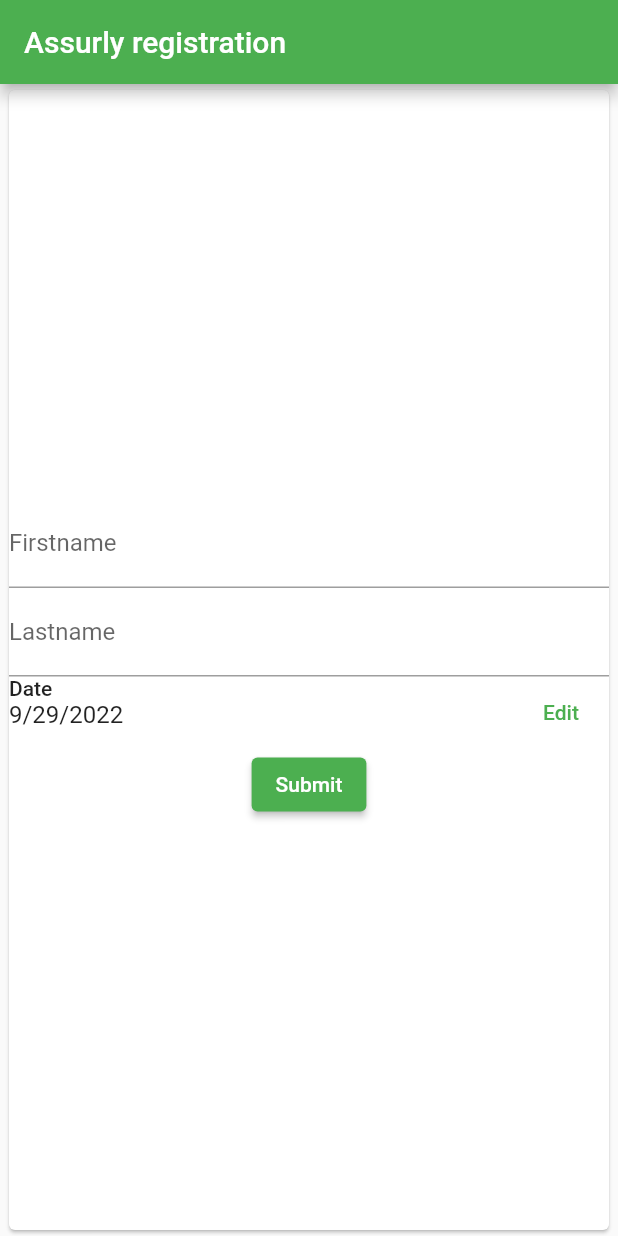
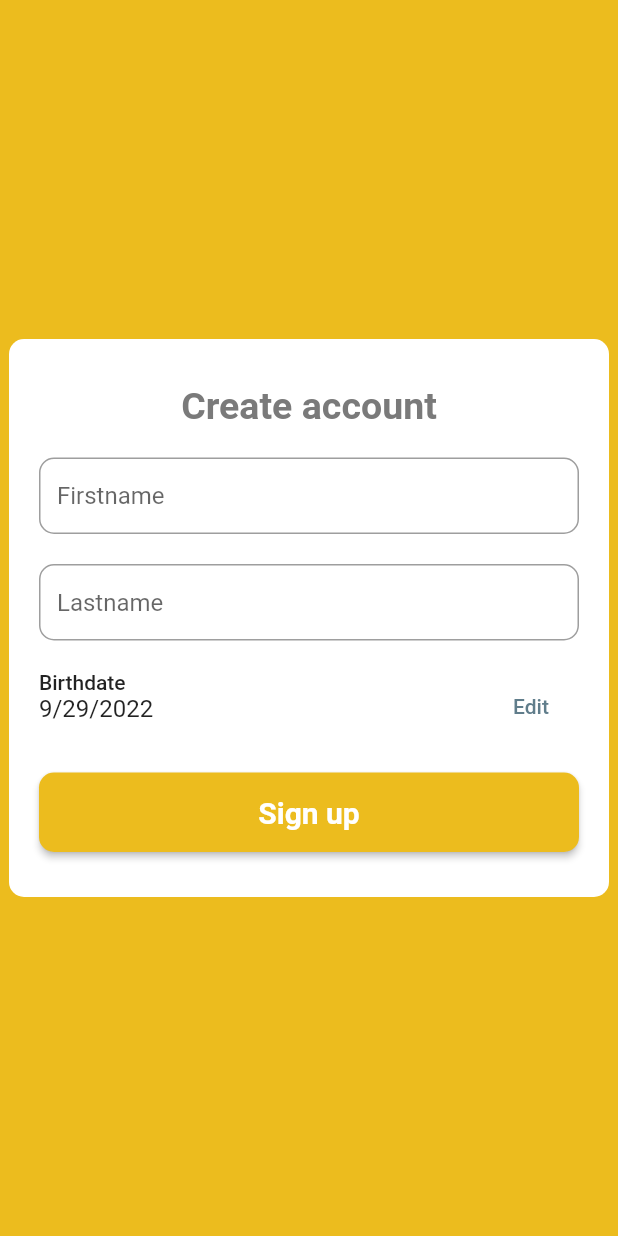
Before and after one commit to yellodot/flutter-nodejs-user-registration, a Flutter app: the screen it shows after launch, on a phone screen of 412 x 824 dp. Run offline on Flutter 3.47's test engine with Material 2 defaults, Android fonts, the light colour scheme and no system bars.

Commit message:
feat: create user with registration form

```diff
--- a/lib/main.dart
+++ b/lib/main.dart
@@ -12,7 +12,7 @@
   Widget build(BuildContext context) {
     return MaterialApp(
       theme: ThemeData(
-        primarySwatch: Colors.green,
+        primarySwatch: Colors.blueGrey,
       ),
       initialRoute: '/',
       routes: {
--- a/lib/register_user_model.dart
+++ b/lib/models/register_user_model.dart
@@ -1,15 +1,16 @@
 import 'dart:convert';
+import 'package:flutter/src/widgets/editable_text.dart';
 
-List<RegisterUserModel> RegisterUserModelFromJson(String str) => List<RegisterUserModel>.from(json.decode(str).map((x) => RegisterUserModel.fromJson(x)));
+RegisterUserModel RegisterUserModelFromJson(String str) => RegisterUserModel.fromJson(json.decode(str));
 
-String RegisterUserModelToJson(List<RegisterUserModel> data) => json.encode(List<dynamic>.from(data.map((x) => x.toJson())));
+String RegisterUserModelToJson(RegisterUserModel data) => json.encode(data.toJson());
 
 class RegisterUserModel {
   String? firstname;
   String? lastname;
   String? birthdate;
 
-  RegisterUserModel({this.firstname, this.lastname, this.birthdate});
+  RegisterUserModel(TextEditingController firstNameController, TextEditingController lastNameController, TextEditingController birtDateController, {this.firstname, this.lastname, this.birthdate});
 
   RegisterUserModel.fromJson(Map<String, dynamic> json) {
     firstname = json['firstname'];
--- a/lib/src/signup_page.dart
+++ b/lib/src/signup_page.dart
@@ -1,5 +1,7 @@
 import 'package:flutter/material.dart';
 import 'package:intl/intl.dart' as intl;
+import 'package:usecase_assurly/api_service.dart';
+import 'package:usecase_assurly/models/register_user_model.dart';
 
 class RegisterForm extends StatefulWidget {
   const RegisterForm({super.key});
@@ -19,25 +21,45 @@
   @override
   Widget build(BuildContext context) {
     return Scaffold(
-        appBar: AppBar(
-          title: const Text('Assurly registration'),
+      backgroundColor: Color.fromARGB(255, 236, 188, 30),
+      body: Form(
+        key: _formKey,
+        child: SizedBox(
+          width: double.infinity,
+          height: double.infinity,
+          child: Align(
+            alignment: Alignment.center,
+            child: Container(
+              width: 400,
+              padding: const EdgeInsets.symmetric(horizontal: 20, vertical: 30),
+              decoration: BoxDecoration(
+                color: Colors.white,
+                borderRadius: BorderRadius.circular(10),
               ),
-        body: Center(
-          child: Form(
-              key: _formKey,
-              child: Align(
-                  alignment: Alignment.topCenter,
-                  child: Card(
-                    child: ConstrainedBox(
-                      constraints: const BoxConstraints(maxWidth: 400),
+              child: SingleChildScrollView(
                 child: Column(
-                        mainAxisAlignment: MainAxisAlignment.center,
-                        crossAxisAlignment: CrossAxisAlignment.center,
-                        children: [
+                  crossAxisAlignment: CrossAxisAlignment.start,
+                  children: <Widget>[
+                    const Center(
+                      child: Text(
+                        "Create account",
+                        style: TextStyle(
+                          fontSize: 25,
+                          fontWeight: FontWeight.bold,
+                          color: Color.fromARGB(255, 122, 122, 122),
+                        ),
+                      ),
+                    ),
+                    const SizedBox(height: 20),
                     TextFormField(
+                        keyboardType: TextInputType.emailAddress,
                         controller: firstNameController,
-                            decoration: const InputDecoration(
-                              label: Text('Firstname'),
+                        decoration: InputDecoration(
+                          hintText: "Firstname",
+                          isDense: true,
+                          border: OutlineInputBorder(
+                            borderRadius: BorderRadius.circular(10),
+                          ),
                         ),
                         onChanged: (value) {
                           setState(() => firstName = value);
@@ -47,65 +69,182 @@
                             return 'Please enter your firstname';
                           }
                           return null;
-                            },
-                            onSaved: (value) =>
-                                setState(() => firstName = value!),
+                        }),
+                    const SizedBox(height: 20),
+                    TextFormField(
+                        keyboardType: TextInputType.emailAddress,
+                        controller: lastNameController,
+                        decoration: InputDecoration(
+                          hintText: "Lastname",
+                          isDense: true,
+                          border: OutlineInputBorder(
+                            borderRadius: BorderRadius.circular(10),
                           ),
-                          TextFormField(
-                            controller: lastNameController,
-                            decoration: const InputDecoration(
-                              label: Text("Lastname"),
                         ),
                         onChanged: (value) {
                           setState(() => lastName = value);
                         },
                         validator: (value) {
                           if (value!.isEmpty) {
-                                return 'Please enter your last name';
+                            return 'Please enter your lastname';
                           }
                           return null;
-                            },
-                            onSaved: (value) =>
-                                setState(() => lastName = value!),
-                          ),
+                        }),
+                    const SizedBox(height: 20),
                     _FormDatePicker(
                         birthDate: birthDate,
                         onChanged: (value) {
                           setState(() => birthDate = value);
+                        }),
+                    const SizedBox(height: 20),
+                    Row(
+                      mainAxisAlignment: MainAxisAlignment.center,
+                      children: [
+                        Expanded(
+                          child: ElevatedButton(
+                            onPressed: () {
+                              if (_formKey.currentState!.validate()) {
+                                showDialog(
+                                  context: context,
+                                  builder: (context) {
+                                    return AlertDialog(
+                                      content: Text(
+                                          'User ${firstNameController.text} ${lastNameController.text} created successfully !'),
+                                    );
                                   },
-                            onSaved: (value) =>
-                                setState(() => birthDate = value!),
+                                );
+                                setState(() {
+                                  final user = RegisterUserModel(
+                                      firstNameController,
+                                      lastNameController,
+                                      birtDateController,
+                                      firstname: firstName,
+                                      lastname: lastName,
+                                      birthdate: birthDate.toString());
+
+                                  ApiService().createUser(user);
+                                });
+                              }
+                              firstNameController.clear();
+                              lastNameController.clear();
+                              birtDateController.clear();
+                            },
+                            style: ElevatedButton.styleFrom(
+                                backgroundColor: Color.fromARGB(255, 236, 188, 30),
+                                shape: RoundedRectangleBorder(
+                                    borderRadius: BorderRadius.circular(10)),
+                                padding: const EdgeInsets.symmetric(
+                                    horizontal: 40, vertical: 15)),
+                            child: const Text(
+                              "Sign up",
+                              style: TextStyle(
+                                fontSize: 20,
+                                fontWeight: FontWeight.bold,
                               ),
-                          ElevatedButton(
-                            onPressed: () {
-                              final form = _formKey.currentState;
-                              if (_formKey.currentState!.validate()) {
-                                ScaffoldMessenger.of(context).showSnackBar(
-                                  const SnackBar(
-                                      content: Text('Processing Data')),
-                                );
-                                form?.save();
-                              }
-                            },
-                            child: const Text('Submit'),
+                            ),
+                          ),
+                        ),
+                      ],
                     ),
                   ],
                 ),
               ),
-                  ))),
-        ));
+            ),
+          ),
+        ),
+      ),
+    );
+    // return Scaffold(
+    //     backgroundColor: Colors.grey[200],
+    //     body: Center(
+    //       child: Form(
+    //           key: _formKey,
+    //           child: Align(
+    //             alignment: Alignment.topCenter,
+    //             child: ConstrainedBox(
+    //               constraints: const BoxConstraints(maxWidth: 400),
+    //               child: Column(
+    //                 mainAxisAlignment: MainAxisAlignment.center,
+    //                 crossAxisAlignment: CrossAxisAlignment.center,
+    //                 children: [
+    //                   TextFormField(
+    //                       controller: firstNameController,
+    //                       decoration: const InputDecoration(
+    //                         label: Text('Firstname'),
+    //                       ),
+    //                       onChanged: (value) {
+    //                         setState(() => firstName = value);
+    //                       },
+    //                       validator: (value) {
+    //                         if (value!.isEmpty) {
+    //                           return 'Please enter your firstname';
+    //                         }
+    //                         return null;
+    //                       }),
+    //                   TextFormField(
+    //                       controller: lastNameController,
+    //                       decoration: const InputDecoration(
+    //                         label: Text("Lastname"),
+    //                       ),
+    //                       onChanged: (value) {
+    //                         setState(() => lastName = value);
+    //                       },
+    //                       validator: (value) {
+    //                         if (value!.isEmpty) {
+    //                           return 'Please enter your last name';
+    //                         }
+    //                         return null;
+    //                       }),
+    //                   _FormDatePicker(
+    //                       birthDate: birthDate,
+    //                       onChanged: (value) {
+    //                         setState(() => birthDate = value);
+    //                       }),
+    //                   ElevatedButton(
+    //                     onPressed: () {
+    //                       if (_formKey.currentState!.validate()) {
+    //                         showDialog(
+    //                           context: context,
+    //                           builder: (context) {
+    //                             return AlertDialog(
+    //                               content: Text(
+    //                                   'User ${firstNameController.text} ${lastNameController.text} created successfully !'),
+    //                             );
+    //                           },
+    //                         );
+    //                         setState(() {
+    //                           final user = RegisterUserModel(
+    //                               firstNameController,
+    //                               lastNameController,
+    //                               birtDateController,
+    //                               firstname: firstName,
+    //                               lastname: lastName,
+    //                               birthdate: birthDate.toString());
+
+    //                           ApiService().createUser(user);
+    //                         });
+    //                       }
+    //                       firstNameController.clear();
+    //                       lastNameController.clear();
+    //                       birtDateController.clear();
+    //                     },
+    //                     child: const Text('Submit'),
+    //                   ),
+    //                 ],
+    //               ),
+    //             ),
+    //           )),
+    //     ));
   }
 }
 
 class _FormDatePicker extends StatefulWidget {
   final DateTime birthDate;
   final ValueChanged<DateTime> onChanged;
-  final onSaved;
 
   const _FormDatePicker({
     required this.birthDate,
     required this.onChanged,
-    this.onSaved,
   });
 
   @override
@@ -124,7 +263,7 @@
           mainAxisAlignment: MainAxisAlignment.spaceAround,
           children: [
             Text(
-              'Date',
+              'Birthdate',
               style: Theme.of(context).textTheme.bodyLarge,
             ),
             Text(
@@ -152,47 +291,3 @@
     );
   }
 }
-
-//   Widget build(BuildContext context) {
-//     return Scaffold(
-//         appBar: AppBar(
-//             title:Text("DatePicker on TextField"),
-//             backgroundColor: Colors.redAccent, //background color of app bar
-//         ),
-//         body:Container(
-//           padding: EdgeInsets.all(15),
-//           height:150,
-//           child:Center(
-//              child:TextField(
-//                 controller: dateinput, //editing controller of this TextField
-//                 decoration: InputDecoration(
-//                    icon: Icon(Icons.calendar_today), //icon of text field
-//                    labelText: "Enter Date" //label text of field
-//                 ),
-//                 readOnly: true,  //set it true, so that user will not able to edit text
-//                 onTap: () async {
-//                   DateTime pickedDate = await showDatePicker(
-//                       context: context, initialDate: DateTime.now(),
-//                       firstDate: DateTime(2000), //DateTime.now() - not to allow to choose before today.
-//                       lastDate: DateTime(2101)
-//                   );
-
-//                   if(pickedDate != null ){
-//                       print(pickedDate);  //pickedDate output format => 2021-03-10 00:00:00.000
-//                       String formattedDate = DateFormat('yyyy-MM-dd').format(pickedDate);
-//                       print(formattedDate); //formatted date output using intl package =>  2021-03-16
-//                         //you can implement different kind of Date Format here according to your requirement
-
-//                       setState(() {
-//                          dateinput.text = formattedDate; //set output date to TextField value.
-//                       });
-//                   }else{
-//                       print("Date is not selected");
-//                   }
-//                 },
-//              )
-//           )
-//         )
-//     );
-//   }
-// }
```
Also changed, not shown: lib/api_service.dart (+17 -14 lines), lib/src/back_office_page.dart (+2 -9 lines), lib/models/user_model.dart (renamed from lib/user_model.dart), lib/utils/constants.dart (renamed from lib/constants.dart), 4 other files. Lines whose indentation alone changed are shown as unchanged.
